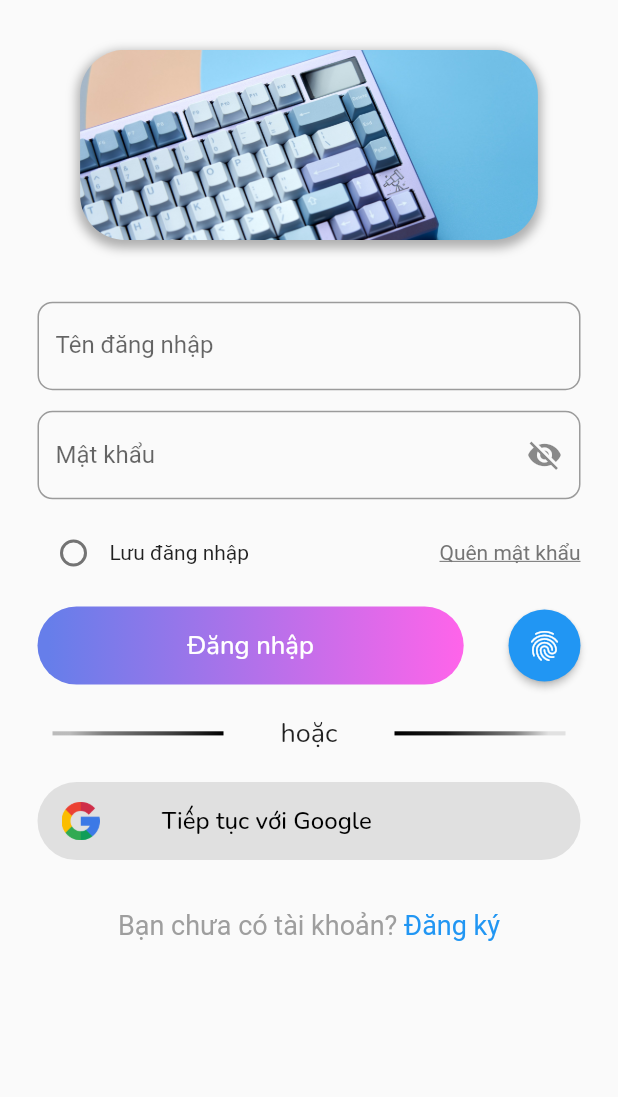
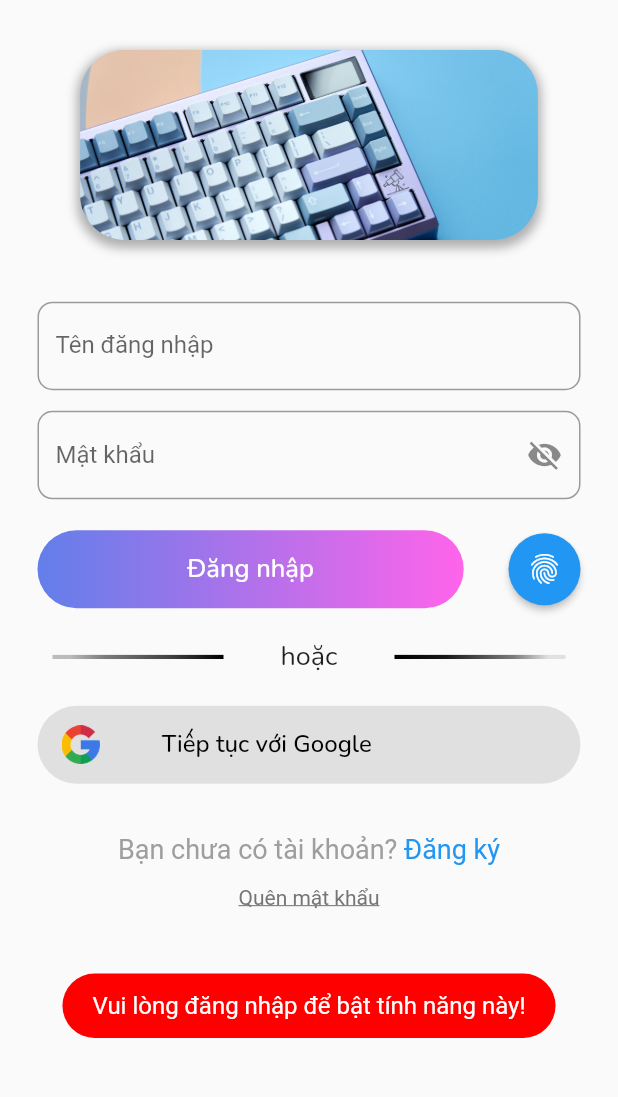
Before and after one commit to MineKnight2711/LapTrinhMobile, a Flutter app: the LoginScreen screen opened by its route, after a tap on the "fingerprint" icon, on a phone screen of 412 x 824 dp, the part 102-1199 px from its top. Run offline on Flutter 3.47's test engine with Material 2 defaults, Android fonts, the light colour scheme and no system bars; our stand-ins replace cloud_firestore, firebase_auth, firebase_core, fluttertoast, get, google_fonts and 3 more; accounts and stored records are empty; network calls fail.

Commit message:
xac thuc van tay 50%

```diff
--- a/lib/base_url_api.dart
+++ b/lib/base_url_api.dart
@@ -1,12 +1,15 @@
 class ApiUrl {
   //ip khi ở trường - 10.10.116.60
   //ip LAN nhà - 192.168.1.44
-  static const baseUrl = 'http://10.0.2.2:6969/api/';
+  //ip mạng ảo của giả lập - 10.0.2.2
+  //ip wifi nhà - 192.168.0.106
+  static const baseUrl = 'http://192.168.0.106:6969/api/';
 
   static const apiGetAllAccount = '${baseUrl}accounts/all';
 
   ///// Api của Đạt-------------------------------------------------
   static const apiCreateAccount = '${baseUrl}account';
+  static const apiFindAccountById = '${baseUrl}account';
   //// Api của Quý-------------------------------------------------
 
   ///
--- a/lib/controller/register_controller.dart
+++ b/lib/controller/register_controller.dart
@@ -1,4 +1,3 @@
-import 'package:cloud_firestore/cloud_firestore.dart';
 import 'package:firebase_auth/firebase_auth.dart';
 import 'package:flutter/material.dart';
 import 'package:get/get.dart';
--- a/lib/main.dart
+++ b/lib/main.dart
@@ -1,14 +1,13 @@
 import 'package:firebase_core/firebase_core.dart';
 import 'package:flutter/material.dart';
-import 'package:get/get.dart';
+import 'package:keyboard_mobile_app/controller/main_controller.dart';
 import 'package:keyboard_mobile_app/screens/homescreen/homescreen.dart';
 import 'package:keyboard_mobile_app/screens/login_signup/login_screen.dart';
-import 'api/account_api.dart';
 
 void main() async {
   WidgetsFlutterBinding.ensureInitialized();
   await Firebase.initializeApp();
-  Get.put(AccountApi());
+  MainController.initializeControllers();
   // print(ip);
   runApp(
     MaterialApp(
--- a/lib/screens/login_signup/login_screen.dart
+++ b/lib/screens/login_signup/login_screen.dart
@@ -13,11 +13,13 @@ import 'package:keyboard_mobile_app/widgets/custom_widgets/custom_button.dart';
 import 'package:keyboard_mobile_app/widgets/custom_widgets/custom_input.dart';
 import 'package:keyboard_mobile_app/widgets/custom_widgets/message.dart';
 
+import '../../api/fingerprint_api/local_auth_api.dart';
+import '../../widgets/custom_widgets/forgot_password_alertdialog.dart';
+
 class LoginScreen extends StatelessWidget {
   LoginScreen({super.key});
 
-  final loginController = Get.put(LoginController());
-
+  final loginController = Get.find<LoginController>();
   @override
   Widget build(BuildContext context) {
     final size = MediaQuery.of(context).size;
@@ -74,38 +76,7 @@ class LoginScreen extends StatelessWidget {
                 hintText: 'Nhập mật khẩu...',
               ),
               SizedBox(
-                height: size.height / 70,
-              ),
-              Row(
-                children: [
-                  Row(
-                    children: [
-                      Radio(
-                        value: false,
-                        onChanged: (value) {},
-                        groupValue: null,
-                      ),
-                      Text(
-                        'Lưu đăng nhập',
-                        style: GoogleFonts.roboto(
-                          fontSize: 14,
-                        ),
-                      )
-                    ],
-                  ),
-                  const Spacer(),
-                  Text(
-                    'Quên mật khẩu',
-                    style: GoogleFonts.roboto(
-                      fontSize: 14,
-                      color: Colors.grey[600],
-                      decoration: TextDecoration.underline,
-                    ),
-                  ),
-                ],
-              ),
-              SizedBox(
-                height: size.height / 70,
+                height: size.height / 40,
               ),
               Row(
                 children: [
@@ -117,7 +88,34 @@ class LoginScreen extends StatelessWidget {
                   const Spacer(),
                   CircleIconButton(
                     icon: Icons.fingerprint,
-                    onPressed: () {},
+                    onPressed: () async {
+                      if (loginController.enableFingerprint.value) {
+                        final isAuthenticated =
+                            await LocalAuthApi.authenticate();
+                        if (isAuthenticated) {
+                          final result = await loginController
+                              .authenticatedWithFingerPrint();
+                          switch (result) {
+                            case 'Success':
+                              CustomSuccessMessage.showMessage(
+                                  'Xác thực thành công!');
+                              fadeInTransitionReplacement(
+                                  context, HomeScreen());
+                              break;
+                            case 'NotFound':
+                              CustomErrorMessage.showMessage(
+                                  'Không tìm thấy tài khoản!');
+                              break;
+                            default:
+                              break;
+                          }
+                        }
+                      } else {
+                        CustomErrorMessage.showMessage(
+                            'Vui lòng đăng nhập để bật tính năng này!');
+                        return;
+                      }
+                    },
                   )
                 ],
               ),
@@ -166,6 +164,32 @@ class LoginScreen extends StatelessWidget {
                   ],
                 ),
               ),
+              SizedBox(
+                height: size.height / 60,
+              ),
+              Row(
+                mainAxisAlignment: MainAxisAlignment.center,
+                children: [
+                  GestureDetector(
+                    onTap: () {
+                      showDialog(
+                        context: context,
+                        builder: (BuildContext context) {
+                          return PasswordRecoveryDialog();
+                        },
+                      );
+                    },
+                    child: Text(
+                      'Quên mật khẩu',
+                      style: GoogleFonts.roboto(
+                        fontSize: 14,
+                        color: Colors.grey[600],
+                        decoration: TextDecoration.underline,
+                      ),
+                    ),
+                  ),
+                ],
+              ),
             ],
           ),
         ),
--- a/lib/screens/login_signup/register_screen.dart
+++ b/lib/screens/login_signup/register_screen.dart
@@ -9,7 +9,7 @@ import '../../widgets/custom_widgets/custom_input.dart';
 
 class RegisterScreen extends StatelessWidget {
   RegisterScreen({super.key});
-  final registerController = Get.put(RegisterController());
+  final registerController = Get.find<RegisterController>();
   @override
   Widget build(BuildContext context) {
     final size = MediaQuery.of(context).size;
--- a/pubspec.yaml
+++ b/pubspec.yaml
@@ -16,13 +16,14 @@ dependencies:
   fluttertoast: ^8.2.1
   cloud_firestore: ^4.5.0
   shared_preferences: ^2.1.0
+  local_auth: ^1.1.6
   google_fonts: ^4.0.3
   google_sign_in: ^6.1.0
   flutter_staggered_grid_view: ^0.4.0
   connectivity_plus: ^3.0.0
   get: ^4.6.5
   http: ^0.13.6
-  intl: ^0.18.1
+  intl: ^0.17.0
 
 dev_dependencies:
   flutter_test:
```
Also changed, not shown: lib/api/account_api.dart (+25 -3 lines), lib/api/fingerprint_api/local_auth_api.dart (added, +37 -0 lines), lib/controller/account_controller.dart (+22 -5 lines), lib/controller/login_controller.dart (+69 -23 lines), lib/controller/main_controller.dart (added, +12 -0 lines), lib/screens/homescreen/components/draw_header.dart (+4 -4 lines), lib/screens/homescreen/components/homescreen_appbar.dart (+4 -45 lines), lib/screens/homescreen/components/user_drawer.dart (added, +101 -0 lines), lib/transition_animation/screen_transition.dart (+38 -0 lines), lib/widgets/custom_widgets/forgot_password_alertdialog.dart (added, +68 -0 lines), pubspec.lock, 2 other files.
